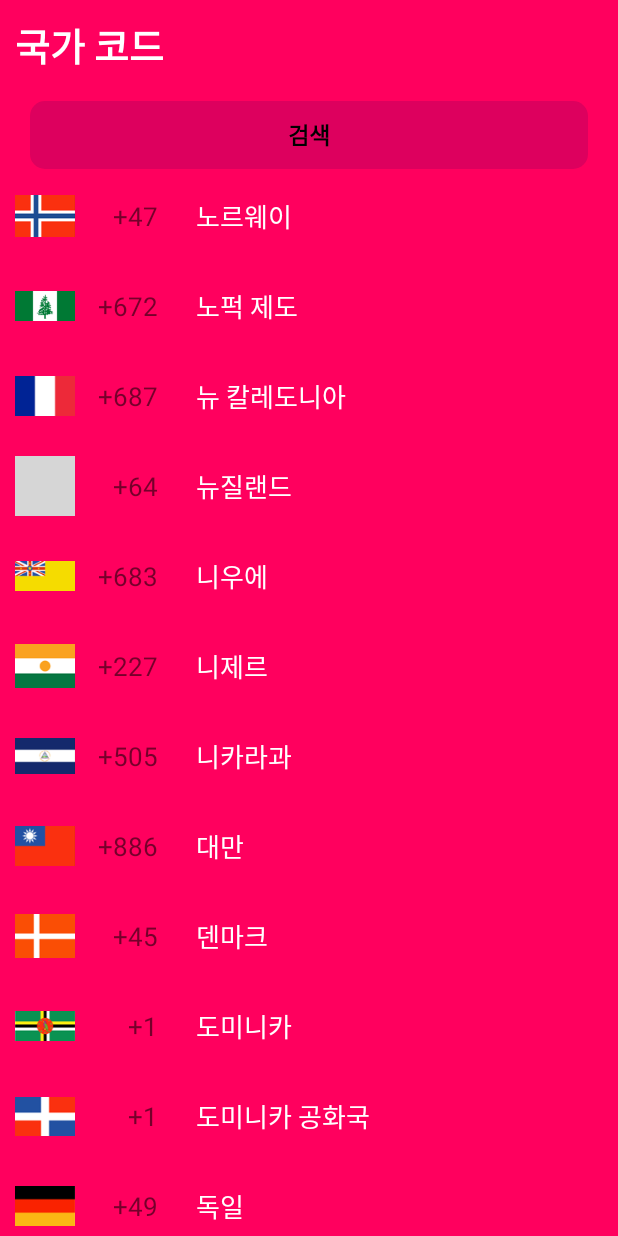
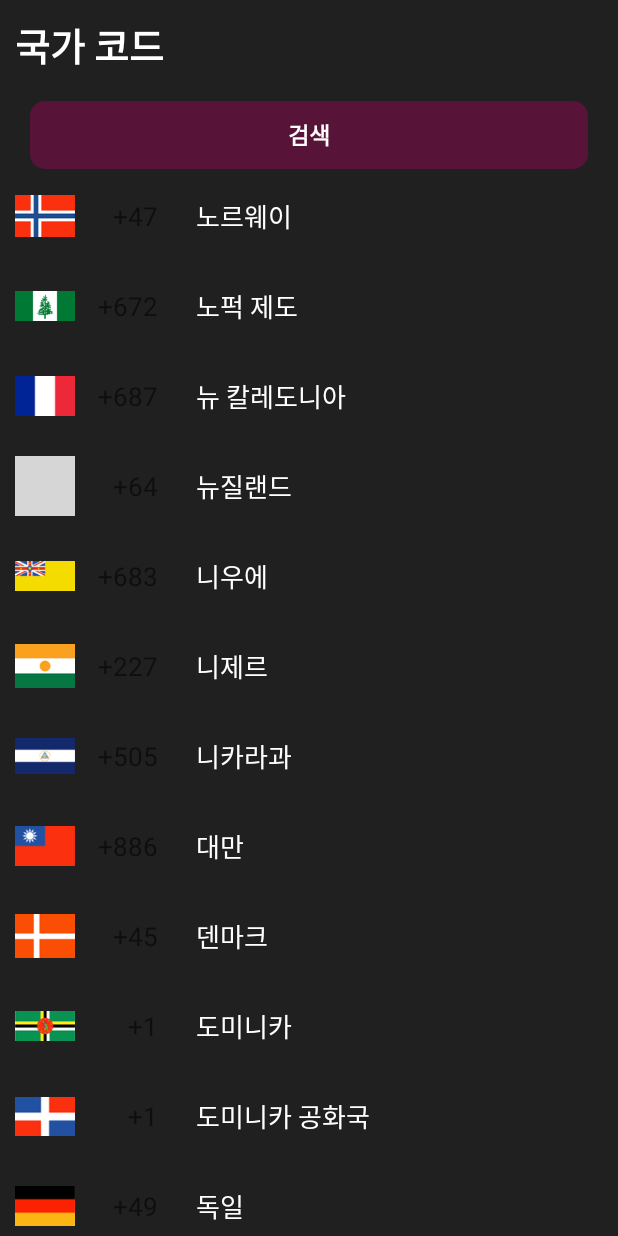
Before and after one commit to SGTjeong/TonyPhonePicker, an Android app: the layout layout_test.xml on its own in the app's theme, with its tools: preview values and no code run, scrolled down 1456 dp, on a phone screen of 412 x 824 dp. Run offline under Robolectric (Android 15) with nearby library versions, the phone set to English and light mode, and no system bars; grey boxes are pictures that could not be loaded.

Commit message:
Modify : Some default colors

```diff
--- a/TonyCCPicker/src/main/res/drawable/bg_btn_search.xml
+++ b/TonyCCPicker/src/main/res/drawable/bg_btn_search.xml
@@ -1,6 +1,6 @@
 <?xml version="1.0" encoding="utf-8"?>
 <shape xmlns:android="http://schemas.android.com/apk/res/android">
-    <solid android:color="#66AA005E" />
+    <solid android:color="#FF3e3e3e" />
     <corners
         android:topLeftRadius="10dp"
         android:topRightRadius="10dp"
--- a/TonyCCPicker/src/main/res/layout/layout_picker.xml
+++ b/TonyCCPicker/src/main/res/layout/layout_picker.xml
@@ -10,7 +10,7 @@
         android:id="@+id/layout"
         android:layout_width="match_parent"
         android:layout_height="match_parent"
-        android:background="@color/colorPinkRed">
+        android:background="#202020">
 
         <androidx.constraintlayout.widget.ConstraintLayout
             android:id="@+id/layout_top"
@@ -59,7 +59,7 @@
                 <TextView
                     android:id="@+id/tv_search"
                     android:text="검색"
-                    android:textColor="#000"
+                    android:textColor="#fff"
                     android:textStyle="bold"
                     android:textSize="15sp"
                     android:padding="5dp"
--- a/TonyCCPicker/src/main/res/values/attrs.xml
+++ b/TonyCCPicker/src/main/res/values/attrs.xml
@@ -1,6 +1,6 @@
 <?xml version="1.0" encoding="utf-8"?>
 <resources>
-    <declare-styleable name="tony_country_pick_dialog">
+    <declare-styleable name="PickerButton">
         <attr name="dialogTitle" format="string"/>
         <attr name="dialogSearchButtonTitle" format="string"/>
         <attr name="dialogBackgroundColor" format="color"/>
```
